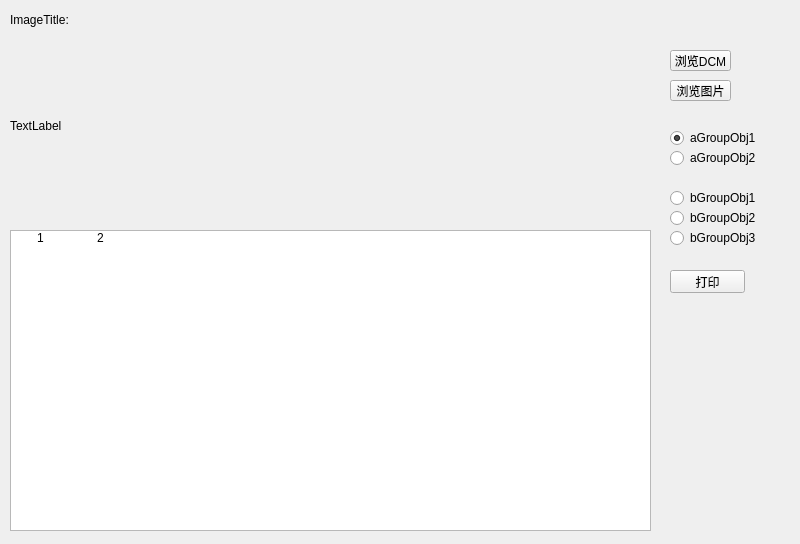
The window that QtGuiApplicationTest/QtGuiApplicationTest/MainTabPageFirst.ui (xautshuanglong/QtLearningRepository) describes before a commit, drawn with Qt 5.
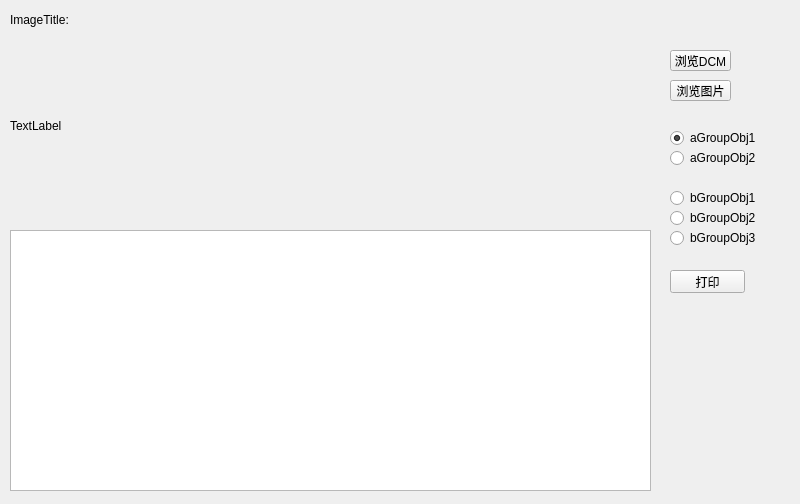
The same window after the commit. Icons and pictures are not drawn.

Commit message: QListView + QStyledItemDelegate 实现应用列表

Diff of the .ui file:
```diff
--- a/QtGuiApplicationTest/QtGuiApplicationTest/MainTabPageFirst.ui
+++ b/QtGuiApplicationTest/QtGuiApplicationTest/MainTabPageFirst.ui
@@ -7,7 +7,7 @@
     <x>0</x>
     <y>0</y>
     <width>800</width>
-    <height>544</height>
+    <height>504</height>
    </rect>
   </property>
   <property name="sizePolicy">
@@ -174,13 +174,56 @@
     <string>打印</string>
    </property>
   </widget>
+  <widget class="QListView" name="lvAppList">
+   <property name="geometry">
+    <rect>
+     <x>10</x>
+     <y>230</y>
+     <width>641</width>
+     <height>261</height>
+    </rect>
+   </property>
+   <property name="focusPolicy">
+    <enum>Qt::NoFocus</enum>
+   </property>
+   <property name="verticalScrollBarPolicy">
+    <enum>Qt::ScrollBarAlwaysOff</enum>
+   </property>
+   <property name="horizontalScrollBarPolicy">
+    <enum>Qt::ScrollBarAlwaysOff</enum>
+   </property>
+   <property name="dragDropMode">
+    <enum>QAbstractItemView::DragDrop</enum>
+   </property>
+   <property name="selectionMode">
+    <enum>QAbstractItemView::NoSelection</enum>
+   </property>
+   <property name="iconSize">
+    <size>
+     <width>40</width>
+     <height>40</height>
+    </size>
+   </property>
+   <property name="spacing">
+    <number>10</number>
+   </property>
+   <property name="gridSize">
+    <size>
+     <width>160</width>
+     <height>60</height>
+    </size>
+   </property>
+   <property name="viewMode">
+    <enum>QListView::IconMode</enum>
+   </property>
+  </widget>
   <widget class="QListWidget" name="lwAppList">
    <property name="geometry">
     <rect>
      <x>10</x>
      <y>230</y>
      <width>641</width>
-     <height>301</height>
+     <height>261</height>
     </rect>
    </property>
    <property name="focusPolicy">
@@ -193,7 +236,7 @@
     <enum>Qt::ScrollBarAlwaysOff</enum>
    </property>
    <property name="dragDropMode">
-    <enum>QAbstractItemView::NoDragDrop</enum>
+    <enum>QAbstractItemView::DragDrop</enum>
    </property>
    <property name="selectionMode">
     <enum>QAbstractItemView::NoSelection</enum>
@@ -205,7 +248,7 @@
     </size>
    </property>
    <property name="spacing">
-    <number>1</number>
+    <number>10</number>
    </property>
    <property name="gridSize">
     <size>
@@ -235,6 +278,19 @@
     </property>
    </item>
   </widget>
+  <zorder>lwAppList</zorder>
+  <zorder>imgTitleTip</zorder>
+  <zorder>imgTitleValue</zorder>
+  <zorder>imgContent</zorder>
+  <zorder>btnBrowserDcm</zorder>
+  <zorder>btnBrowserImg</zorder>
+  <zorder>aGroupObj1</zorder>
+  <zorder>aGroupObj2</zorder>
+  <zorder>bGroupObj1</zorder>
+  <zorder>bGroupObj2</zorder>
+  <zorder>bGroupObj3</zorder>
+  <zorder>btnPrint</zorder>
+  <zorder>lvAppList</zorder>
  </widget>
  <resources>
   <include location="QtGuiApplicationTest.qrc"/>
```
The commit also changes 8 other files.
